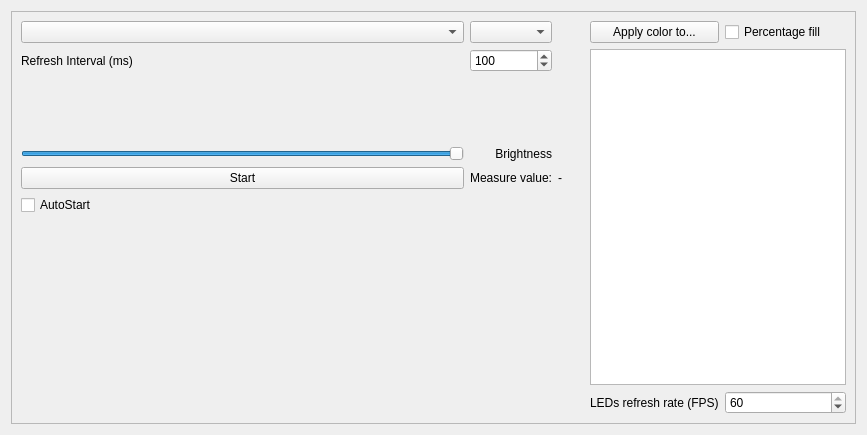
First picture: the form in MeasureEntry.ui, repository arthur469/HardwareSyncAI, before the edit.
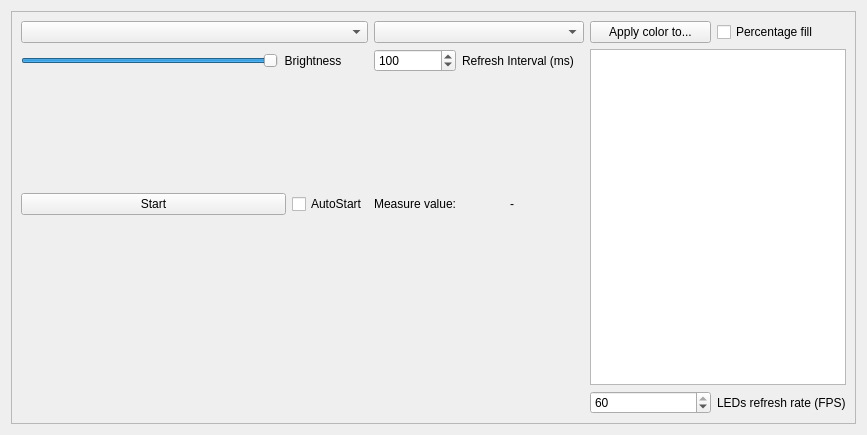
Second picture: the form after the edit. Custom widgets are drawn as their Qt base class.

Diff of the .ui file:
```diff
--- a/MeasureEntry.ui
+++ b/MeasureEntry.ui
@@ -25,16 +25,17 @@
      <layout class="QGridLayout" name="gridLayout_2" columnstretch="10000,0,0,0">
       <item row="0" column="3" rowspan="6">
        <layout class="QGridLayout" name="gridLayout_3">
-        <item row="3" column="1">
-         <widget class="QSpinBox" name="fps">
-          <property name="minimum">
-           <number>1</number>
+        <item row="0" column="1">
+         <widget class="QCheckBox" name="percentage_fill">
+          <property name="text">
+           <string>Percentage fill</string>
           </property>
-          <property name="maximum">
-           <number>60</number>
-          </property>
-          <property name="value">
-           <number>60</number>
+         </widget>
+        </item>
+        <item row="0" column="0">
+         <widget class="QPushButton" name="devices">
+          <property name="text">
+           <string>Apply color to...</string>
           </property>
          </widget>
         </item>
@@ -52,38 +53,56 @@
          </widget>
         </item>
         <item row="3" column="0">
+         <widget class="QSpinBox" name="fps">
+          <property name="minimum">
+           <number>1</number>
+          </property>
+          <property name="maximum">
+           <number>60</number>
+          </property>
+          <property name="value">
+           <number>60</number>
+          </property>
+         </widget>
+        </item>
+        <item row="3" column="1">
          <widget class="QLabel" name="refresh_interval_label">
           <property name="text">
            <string>LEDs refresh rate (FPS)</string>
           </property>
          </widget>
         </item>
-        <item row="0" column="0">
-         <widget class="QPushButton" name="devices">
-          <property name="text">
-           <string>Apply color to...</string>
-          </property>
-         </widget>
-        </item>
-        <item row="0" column="1">
-         <widget class="QCheckBox" name="percentage_fill">
-          <property name="text">
-           <string>Percentage fill</string>
-          </property>
-         </widget>
-        </item>
        </layout>
       </item>
       <item row="0" column="0" rowspan="3">
-       <layout class="QGridLayout" name="gridLayout_4">
-        <item row="1" column="0">
-         <widget class="QLabel" name="label">
+       <layout class="QGridLayout" name="gridLayout_4" columnstretch="10,0,0,0,0,0">
+        <item row="5" column="2">
+         <widget class="QCheckBox" name="auto_start">
           <property name="text">
-           <string>Refresh Interval (ms)</string>
+           <string>AutoStart</string>
           </property>
          </widget>
         </item>
-        <item row="2" column="0" colspan="4">
+        <item row="5" column="5">
+         <widget class="QLabel" name="color_preview">
+          <property name="minimumSize">
+           <size>
+            <width>16</width>
+            <height>16</height>
+           </size>
+          </property>
+          <property name="maximumSize">
+           <size>
+            <width>16</width>
+            <height>16</height>
+           </size>
+          </property>
+          <property name="text">
+           <string/>
+          </property>
+         </widget>
+        </item>
+        <item row="2" column="0" colspan="6">
          <widget class="MeasureColor" name="measure_color" native="true">
           <property name="minimumSize">
            <size>
@@ -93,10 +112,35 @@
           </property>
          </widget>
         </item>
-        <item row="0" column="1">
+        <item row="5" column="4">
+         <widget class="QLabel" name="measure">
+          <property name="sizePolicy">
+           <sizepolicy hsizetype="Maximum" vsizetype="Preferred">
+            <horstretch>0</horstretch>
+            <verstretch>0</verstretch>
+           </sizepolicy>
+          </property>
+          <property name="minimumSize">
+           <size>
+            <width>100</width>
+            <height>0</height>
+           </size>
+          </property>
+          <property name="layoutDirection">
+           <enum>Qt::LeftToRight</enum>
+          </property>
+          <property name="text">
+           <string>-</string>
+          </property>
+          <property name="alignment">
+           <set>Qt::AlignCenter</set>
+          </property>
+         </widget>
+        </item>
+        <item row="0" column="3" colspan="3">
          <widget class="QComboBox" name="hardware_feature"/>
         </item>
-        <item row="1" column="1">
+        <item row="1" column="3">
          <widget class="QSpinBox" name="refresh_interval">
           <property name="maximumSize">
            <size>
@@ -115,7 +159,7 @@
           </property>
          </widget>
         </item>
-        <item row="5" column="1">
+        <item row="5" column="3">
          <widget class="QLabel" name="label_2">
           <property name="text">
            <string>Measure value:</string>
@@ -125,69 +169,24 @@
           </property>
          </widget>
         </item>
-        <item row="3" column="1">
-         <widget class="QLabel" name="label_3">
-          <property name="text">
-           <string>Brightness</string>
-          </property>
-          <property name="alignment">
-           <set>Qt::AlignRight|Qt::AlignTrailing|Qt::AlignVCenter</set>
-          </property>
-         </widget>
-        </item>
-        <item row="7" column="0">
-         <widget class="QCheckBox" name="auto_start">
-          <property name="text">
-           <string>AutoStart</string>
-          </property>
-         </widget>
-        </item>
-        <item row="5" column="2">
-         <widget class="QLabel" name="measure">
-          <property name="sizePolicy">
-           <sizepolicy hsizetype="Maximum" vsizetype="Preferred">
-            <horstretch>0</horstretch>
-            <verstretch>0</verstretch>
-           </sizepolicy>
-          </property>
-          <property name="text">
-           <string>-</string>
-          </property>
-          <property name="alignment">
-           <set>Qt::AlignCenter</set>
-          </property>
-         </widget>
-        </item>
-        <item row="5" column="3">
-         <widget class="QLabel" name="color_preview">
-          <property name="minimumSize">
-           <size>
-            <width>16</width>
-            <height>16</height>
-           </size>
-          </property>
-          <property name="maximumSize">
-           <size>
-            <width>16</width>
-            <height>16</height>
-           </size>
-          </property>
-          <property name="text">
-           <string/>
-          </property>
-         </widget>
-        </item>
-        <item row="0" column="0">
-         <widget class="QComboBox" name="hardware"/>
-        </item>
-        <item row="5" column="0">
+        <item row="5" column="0" colspan="2">
          <widget class="QPushButton" name="start_stop">
           <property name="text">
            <string>Start</string>
           </property>
          </widget>
         </item>
-        <item row="3" column="0">
+        <item row="1" column="4" colspan="2">
+         <widget class="QLabel" name="label">
+          <property name="text">
+           <string>Refresh Interval (ms)</string>
+          </property>
+         </widget>
+        </item>
+        <item row="0" column="0" colspan="3">
+         <widget class="QComboBox" name="hardware"/>
+        </item>
+        <item row="1" column="0">
          <widget class="QTooltipedSlider" name="brightness">
           <property name="maximum">
            <number>100</number>
@@ -200,6 +199,16 @@
           </property>
          </widget>
         </item>
+        <item row="1" column="1" colspan="2">
+         <widget class="QLabel" name="label_3">
+          <property name="text">
+           <string>Brightness        </string>
+          </property>
+          <property name="alignment">
+           <set>Qt::AlignRight|Qt::AlignTrailing|Qt::AlignVCenter</set>
+          </property>
+         </widget>
+        </item>
        </layout>
       </item>
      </layout>
```
